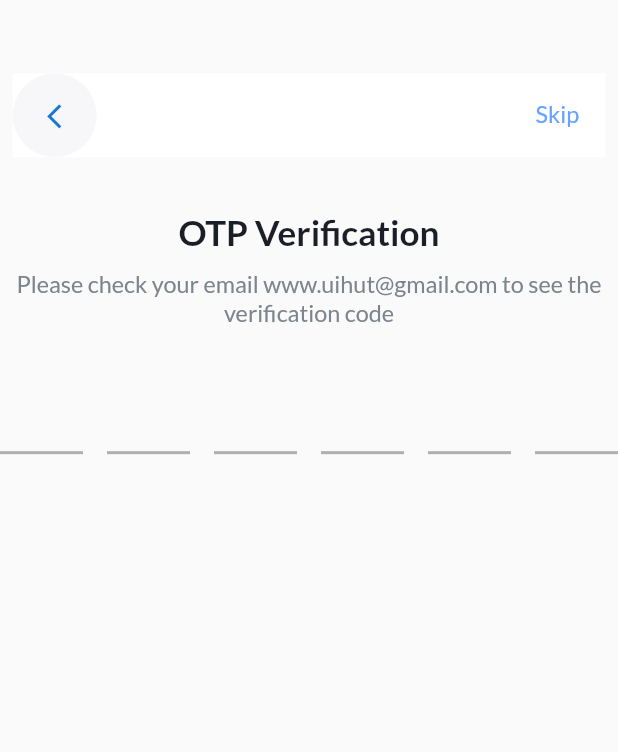
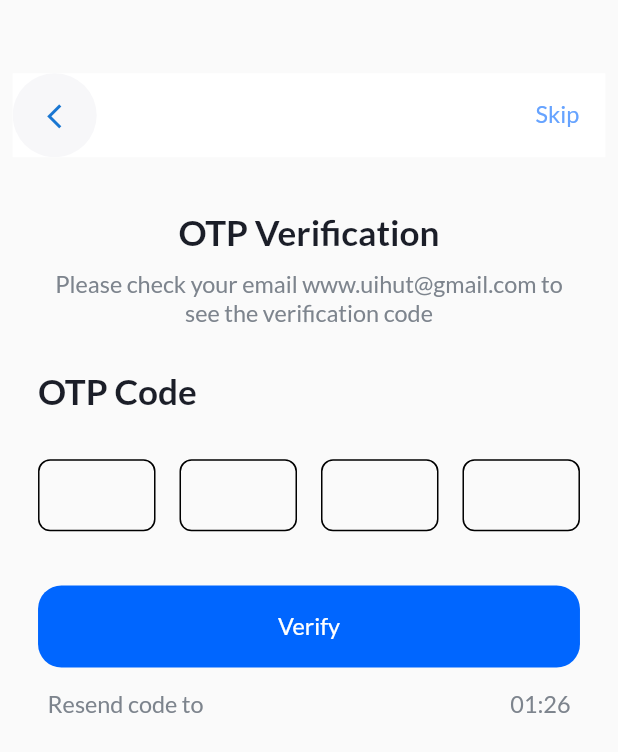
Before and after one commit to sadman-ichha/Royel-Property, a Flutter app: the OtpVerificationScreen screen opened by its route, on a phone screen of 412 x 824 dp. Shown: the top 752 px of the screen. Run offline on Flutter 3.47's test engine with Material 2 defaults, Android fonts, the phone set to English and light mode, and no system bars; drawn by our look-alikes of sms_autofill; our stand-ins replace dots_indicator, flutter_screenutil, get, google_fonts.

Commit message:
otp Screen

```diff
--- a/lib/main.dart
+++ b/lib/main.dart
@@ -7,7 +7,7 @@ import 'package:royal_property/routes/route.dart';
 import 'package:royal_property/ui/views/splash_screen.dart';
 
 void main() {
-  runApp(const MyApp());
+  runApp(MyApp());
 }
 
 class MyApp extends StatelessWidget {
--- a/lib/ui/views/otp_verification_screen.dart
+++ b/lib/ui/views/otp_verification_screen.dart
@@ -3,7 +3,7 @@
 import 'package:flutter/material.dart';
 import 'package:flutter_screenutil/flutter_screenutil.dart';
 import 'package:royal_property/ui/styles/style.dart';
-
+import 'package:royal_property/ui/widgets/blue_button.dart';
 import 'package:royal_property/ui/widgets/white_appbar.dart';
 import 'package:sms_autofill/sms_autofill.dart';
 
@@ -14,31 +14,64 @@ class OtpVerificationScreen extends StatelessWidget {
   Widget build(BuildContext context) {
     return Scaffold(
       body: Column(
-        // mainAxisAlignment: MainAxisAlignment.center,
-        // crossAxisAlignment: CrossAxisAlignment.center,
+        // mainAxisAlignment: MainAxisAlignment.start,
+        crossAxisAlignment: CrossAxisAlignment.start,
         children: [
           SizedBox(height: 50.0.h),
           WhiteAppBar("Skip", () {}),
           SizedBox(height: 37.0.h),
           Center(
-            child: Text("OTP Verification",
+            child: Padding(
+              padding: EdgeInsets.only(left: 24.0.w,right: 24.0.w),
+              child: Text("OTP Verification",
+                  style: TextStyle(
+                      fontSize: 24.0.sp,
+                      fontWeight: FontWeight.w700,
+                      color: const Color(0xFF1B1E28))),
+            ),
+          ),
+          SizedBox(height: 12.0.h),
+          Padding(
+            padding:EdgeInsets.only(left: 24.0.w,right: 24.0.w),
+            child: Text(
+              "Please check your email www.uihut@gmail.com to see the verification code",
+              textAlign: TextAlign.center,
+              style: AppStyles.textStyle,
+            ),
+          ),
+          SizedBox(height: 29.0.h),
+          Padding(
+            padding:EdgeInsets.only(left: 24.0.w,right: 24.0.w),
+            child: Text("OTP Code",
                 style: TextStyle(
                     fontSize: 24.0.sp,
                     fontWeight: FontWeight.w700,
                     color: const Color(0xFF1B1E28))),
           ),
-          SizedBox(height: 12.0.h),
-          Text(
-            "Please check your email www.uihut@gmail.com to see the verification code",
-            textAlign: TextAlign.center,
-            style: AppStyles.textStyle,
+          SizedBox(height: 32.0.h),
+          Padding(
+            padding: EdgeInsets.only(left: 24.0.w,right: 24.0.w),
+            child: PinFieldAutoFill(
+              codeLength: 4,
+              decoration: BoxLooseDecoration(
+                  strokeColorBuilder: FixedColorBuilder(Colors.black)),
+            ),
           ),
           SizedBox(height: 37.0.h),
-          PinFieldAutoFill(
-                decoration: UnderlineDecoration(
-                  textStyle: TextStyle(fontSize: 20, color: Colors.black),
-                  colorBuilder: FixedColorBuilder(Colors.black.withOpacity(0.3)),
-                ),)
+          Center(child: BlueButton("Verify", (){})),
+          SizedBox(height: 16.0.h),
+          Padding(
+            padding: EdgeInsets.only(left: 30.0.w,right: 30.0.w),
+            child: Row(
+              mainAxisAlignment: MainAxisAlignment.spaceBetween,
+              children: [
+              Text("Resend code to",style: AppStyles.textStyle),
+
+              Text("01:26",style: AppStyles.textStyle,)
+
+            ],),
+          )
+
         ],
       ),
     );
```
